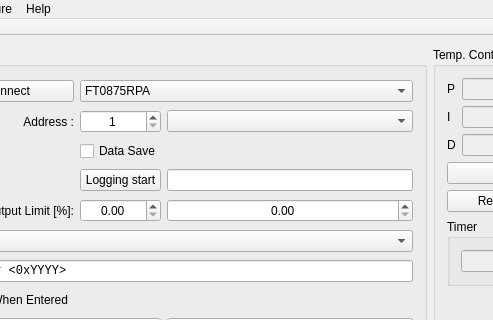
daimiura/OmronPID, file mainwindow.ui: the form before one commit; both pictures show x 84 to 577 and y 0 to 320 of the 1092 by 1018 pixel window.
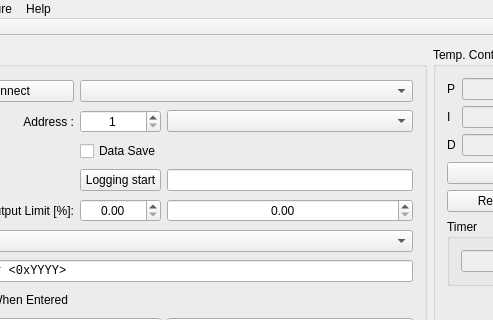
The form after the commit. Custom widgets are drawn as their Qt base class.

Diff of the .ui file:
```diff
--- a/mainwindow.ui
+++ b/mainwindow.ui
@@ -129,13 +129,7 @@
         </widget>
        </item>
        <item row="0" column="1" colspan="2">
-        <widget class="QComboBox" name="comboBox_SeriesNumber">
-         <item>
-          <property name="text">
-           <string>FT0875RPA</string>
-          </property>
-         </item>
-        </widget>
+        <widget class="QComboBox" name="comboBox_SeriesNumber"/>
        </item>
        <item row="3" column="1">
         <widget class="QCheckBox" name="checkBox_dataSave">
```
Left out of the diff: 14 changed lines with no effect on the pictures.
